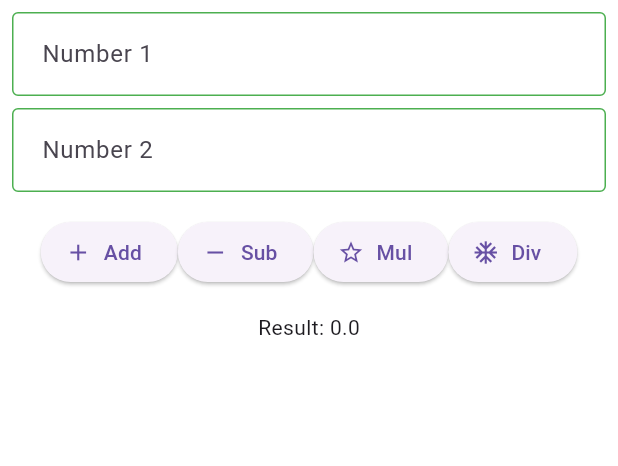
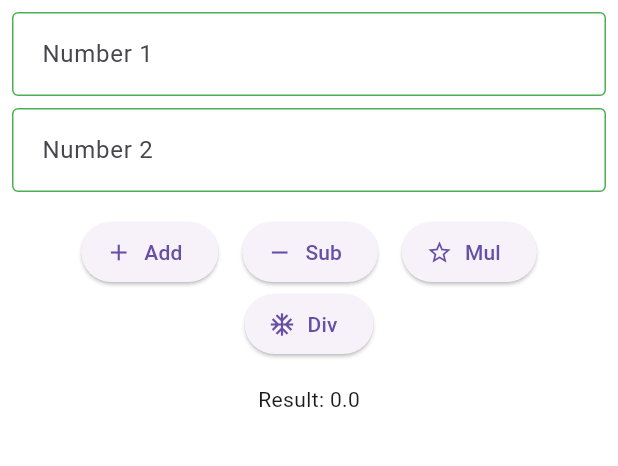
Before and after one commit to ashikmoinul/calculator_app, a Flutter app: the screen it shows after launch, on a phone screen of 412 x 824 dp, the part 84-550 px from its top. Run offline on Flutter 3.47's test engine with Material 3 defaults, Android fonts, the phone set to English and light mode, and no system bars.

Commit message:
Add Home Screen UI

```diff
--- a/lib/home_screen.dart
+++ b/lib/home_screen.dart
@@ -31,6 +31,7 @@ class _HomeScreenState extends State<HomeScreen> {
               controller: _numOneTEController,
               decoration: const InputDecoration(
                 hintText: 'Number 1',
+                labelText: 'Number 1',
               ),
               keyboardType: TextInputType.number,
             ),
@@ -39,11 +40,13 @@ class _HomeScreenState extends State<HomeScreen> {
               controller: _numTwoTEController,
               decoration: const InputDecoration(
                 hintText: 'Number 2',
+                labelText: 'Number 2',
               ),
               keyboardType: TextInputType.number,
             ),
             const SizedBox(height: 16),
             Wrap(
+              spacing: 16,
               alignment: WrapAlignment.center,
               children: [
                 ElevatedButton.icon(
```
